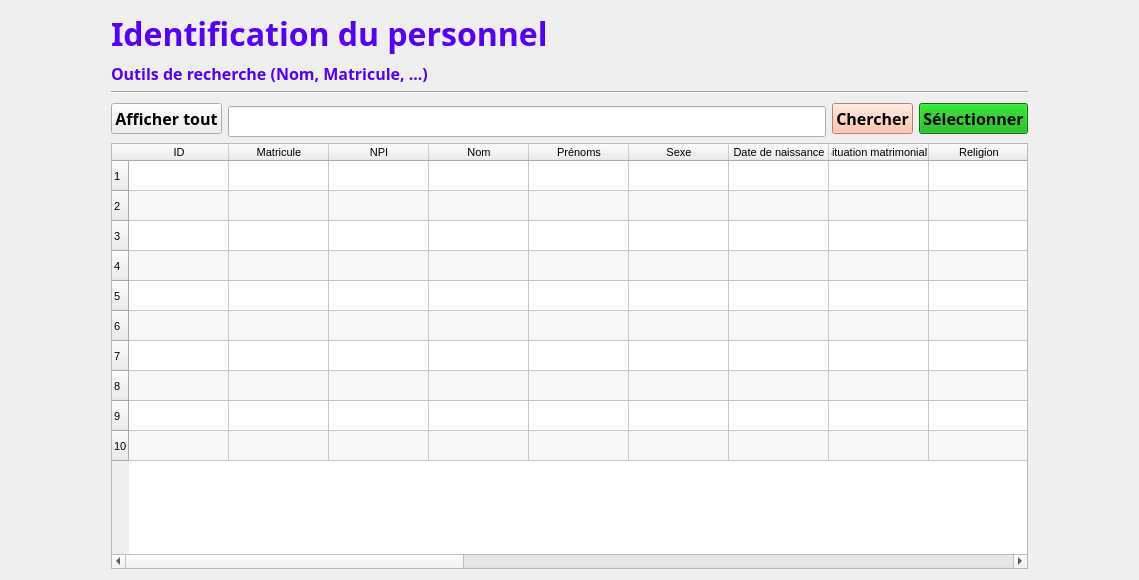
First picture: the form in ui/fenetre_chercher_personnel.ui, repository xgeosoft/R7, before the edit.
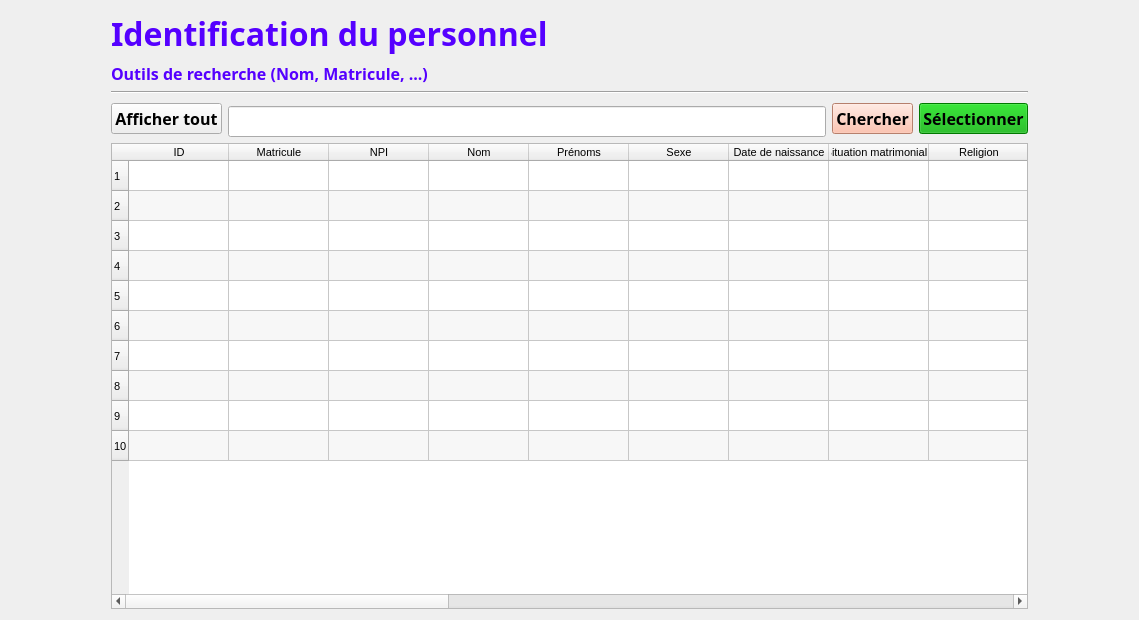
Second picture: the form after the edit.

```diff
--- a/ui/fenetre_chercher_personnel.ui
+++ b/ui/fenetre_chercher_personnel.ui
@@ -7,7 +7,7 @@
     <x>0</x>
     <y>0</y>
     <width>1139</width>
-    <height>580</height>
+    <height>620</height>
    </rect>
   </property>
   <property name="windowTitle">
@@ -326,6 +326,11 @@
          <string>CNSS</string>
         </property>
        </column>
+       <column>
+        <property name="text">
+         <string>Banque</string>
+        </property>
+       </column>
        <column>
         <property name="text">
          <string>RIB</string>
```
